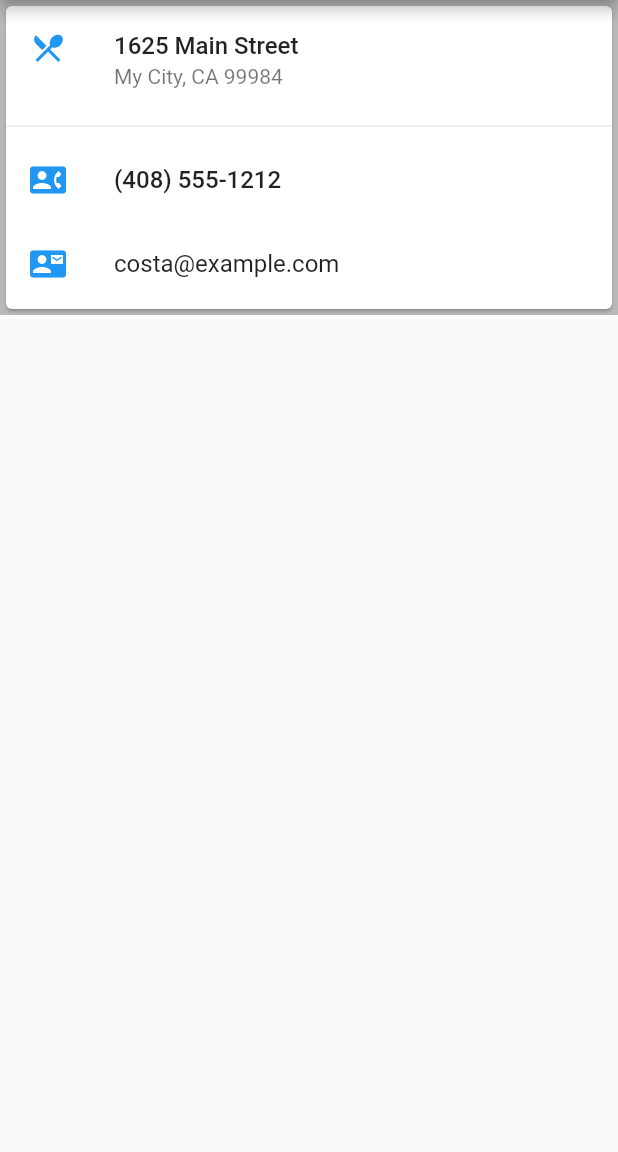
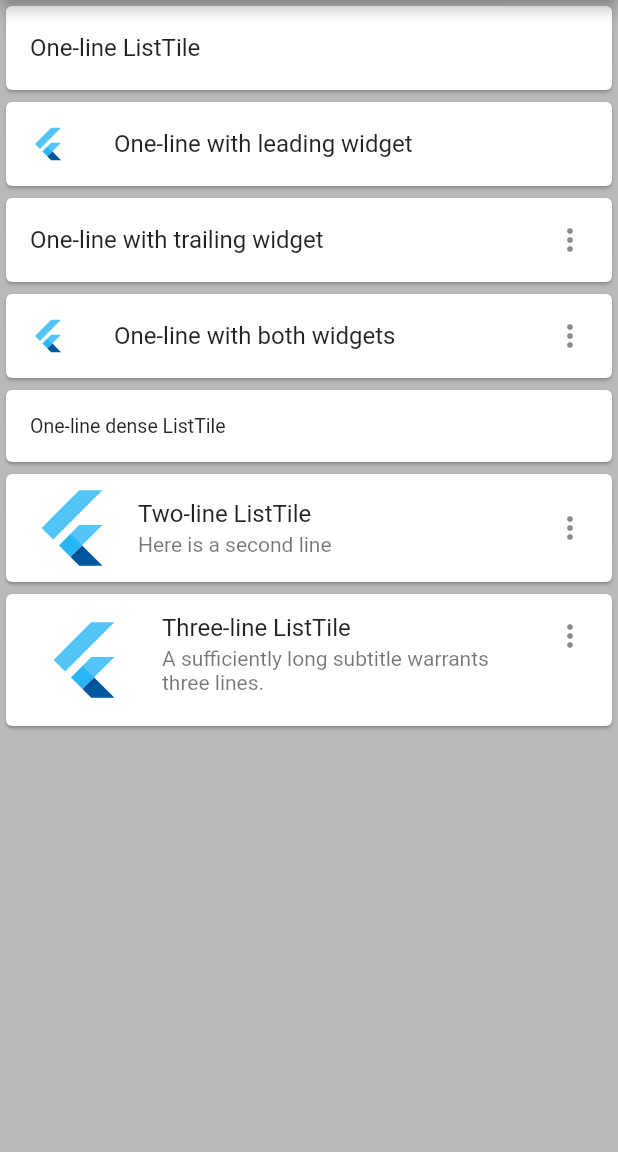
Before and after one commit to loveleenkaurnancy/flutter_app, a Flutter app: the screen it shows after launch, on a phone screen of 412 x 824 dp, the part 84-1236 px from its top. Run offline on Flutter 3.47's test engine with Material 2 defaults, Android fonts, the phone set to English and light mode, and no system bars.

Commit message:
ListTile

```diff
--- a/lib/main.dart
+++ b/lib/main.dart
@@ -29,12 +29,64 @@ class _State extends State<MyApp> {
           decoration: BoxDecoration(
             color: Colors.black26,
           ),
-          child: _buildCard()
+          child: _buildListView()
         ),
       ),
     );
   }
 }
+
+Widget _buildListView() => SizedBox(
+  child: ListView(
+    children: const <Widget>[
+      Card(child: ListTile(title: Text('One-line ListTile'))),
+      Card(
+        child: ListTile(
+          leading: FlutterLogo(),
+          title: Text('One-line with leading widget'),
+        ),
+      ),
+      Card(
+        child: ListTile(
+          title: Text('One-line with trailing widget'),
+          trailing: Icon(Icons.more_vert),
+        ),
+      ),
+      Card(
+        child: ListTile(
+          leading: FlutterLogo(),
+          title: Text('One-line with both widgets'),
+          trailing: Icon(Icons.more_vert),
+        ),
+      ),
+      Card(
+        child: ListTile(
+          title: Text('One-line dense ListTile'),
+          dense: true,
+        ),
+      ),
+      Card(
+        child: ListTile(
+          leading: FlutterLogo(size: 56.0),
+          title: Text('Two-line ListTile'),
+          subtitle: Text('Here is a second line'),
+          trailing: Icon(Icons.more_vert),
+        ),
+      ),
+      Card(
+        child: ListTile(
+          leading: FlutterLogo(size: 72.0),
+          title: Text('Three-line ListTile'),
+          subtitle: Text(
+              'A sufficiently long subtitle warrants three lines.'
+          ),
+          trailing: Icon(Icons.more_vert),
+          isThreeLine: true,
+        ),
+      ),
+    ],
+  ),
+);
 
 Widget _buildCard() => SizedBox(
   height: 210,
```
